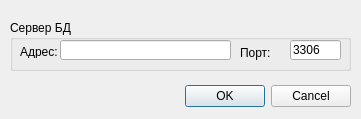
The window that settings.ui (nio-kun/timetable) describes before a commit, drawn with Qt 5.
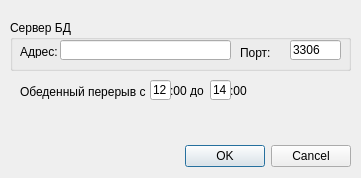
The same window after the commit.

Commit message: В форму настроек добавлен обеденный перерыв

```diff
--- a/settings.ui
+++ b/settings.ui
@@ -7,7 +7,7 @@
     <x>0</x>
     <y>0</y>
     <width>361</width>
-    <height>119</height>
+    <height>178</height>
    </rect>
   </property>
   <property name="windowTitle">
@@ -17,7 +17,7 @@
    <property name="geometry">
     <rect>
      <x>180</x>
-     <y>80</y>
+     <y>140</y>
      <width>171</width>
      <height>32</height>
     </rect>
@@ -91,6 +91,71 @@
     </property>
    </widget>
   </widget>
+  <widget class="QLabel" name="label_3">
+   <property name="geometry">
+    <rect>
+     <x>20</x>
+     <y>84</y>
+     <width>131</width>
+     <height>16</height>
+    </rect>
+   </property>
+   <property name="text">
+    <string>Обеденный перерыв с </string>
+   </property>
+  </widget>
+  <widget class="QLineEdit" name="lineEdit_3">
+   <property name="geometry">
+    <rect>
+     <x>150</x>
+     <y>80</y>
+     <width>21</width>
+     <height>20</height>
+    </rect>
+   </property>
+   <property name="text">
+    <string>12</string>
+   </property>
+  </widget>
+  <widget class="QLabel" name="label_4">
+   <property name="geometry">
+    <rect>
+     <x>170</x>
+     <y>84</y>
+     <width>46</width>
+     <height>13</height>
+    </rect>
+   </property>
+   <property name="text">
+    <string>:00 до</string>
+   </property>
+  </widget>
+  <widget class="QLineEdit" name="lineEdit_4">
+   <property name="geometry">
+    <rect>
+     <x>210</x>
+     <y>80</y>
+     <width>21</width>
+     <height>20</height>
+    </rect>
+   </property>
+   <property name="text">
+    <string>14</string>
+   </property>
+  </widget>
+  <widget class="QLabel" name="label_5">
+   <property name="geometry">
+    <rect>
+     <x>230</x>
+     <y>84</y>
+     <width>46</width>
+     <height>13</height>
+    </rect>
+   </property>
+   <property name="text">
+    <string>:00</string>
+   </property>
+  </widget>
  </widget>
  <resources/>
  <connections>
```
